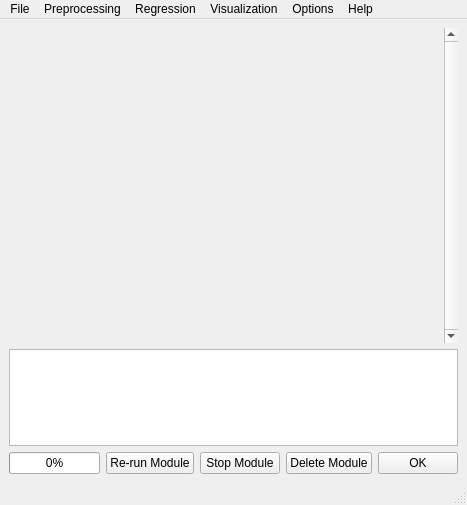
This is ui/MainWindow.ui in tisaconundrum2/PySAT-GUI as Qt 5 draws it before an edit. The edited form follows.
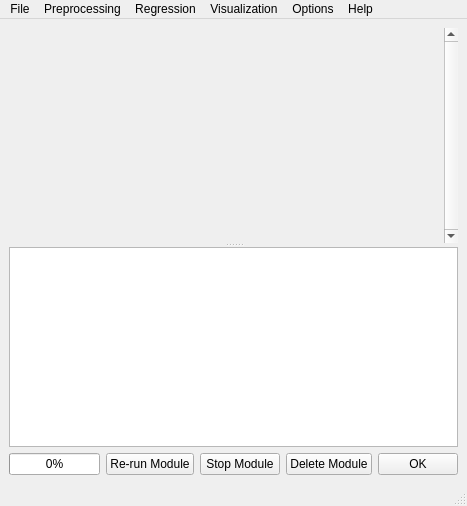
This is the edited form.

Diff of the .ui file:
```diff
--- a/ui/MainWindow.ui
+++ b/ui/MainWindow.ui
@@ -7,7 +7,7 @@
     <x>0</x>
     <y>0</y>
     <width>435</width>
-    <height>505</height>
+    <height>506</height>
    </rect>
   </property>
   <property name="windowTitle">
@@ -16,6 +16,10 @@
   <widget class="QWidget" name="centralwidget">
    <layout class="QVBoxLayout" name="verticalLayout">
     <item>
+     <widget class="QSplitter" name="splitter">
+      <property name="orientation">
+       <enum>Qt::Vertical</enum>
+      </property>
      <widget class="QScrollArea" name="scrollArea">
       <property name="frameShape">
        <enum>QFrame::NoFrame</enum>
@@ -41,7 +45,7 @@
          <x>0</x>
          <y>0</y>
          <width>400</width>
-         <height>312</height>
+          <height>211</height>
         </rect>
        </property>
        <layout class="QVBoxLayout" name="verticalLayout_3">
@@ -51,27 +55,20 @@
        </layout>
       </widget>
      </widget>
-    </item>
-    <item>
      <widget class="QTextBrowser" name="textBrowser">
       <property name="enabled">
        <bool>true</bool>
       </property>
-      <property name="sizePolicy">
-       <sizepolicy hsizetype="Expanding" vsizetype="Fixed">
-        <horstretch>0</horstretch>
-        <verstretch>0</verstretch>
-       </sizepolicy>
-      </property>
       <property name="maximumSize">
        <size>
         <width>16777215</width>
-        <height>97</height>
+         <height>200</height>
        </size>
       </property>
       <property name="toolTip">
        <string>&lt;html&gt;&lt;head/&gt;&lt;body&gt;&lt;p&gt;Console window&lt;br/&gt;This window gives you information about your running module&lt;br/&gt;Errors will also show up here, if they occur&lt;/p&gt;&lt;/body&gt;&lt;/html&gt;</string>
       </property>
+      </widget>
      </widget>
     </item>
     <item>
```
Lines whose indentation alone changed are shown as unchanged.
